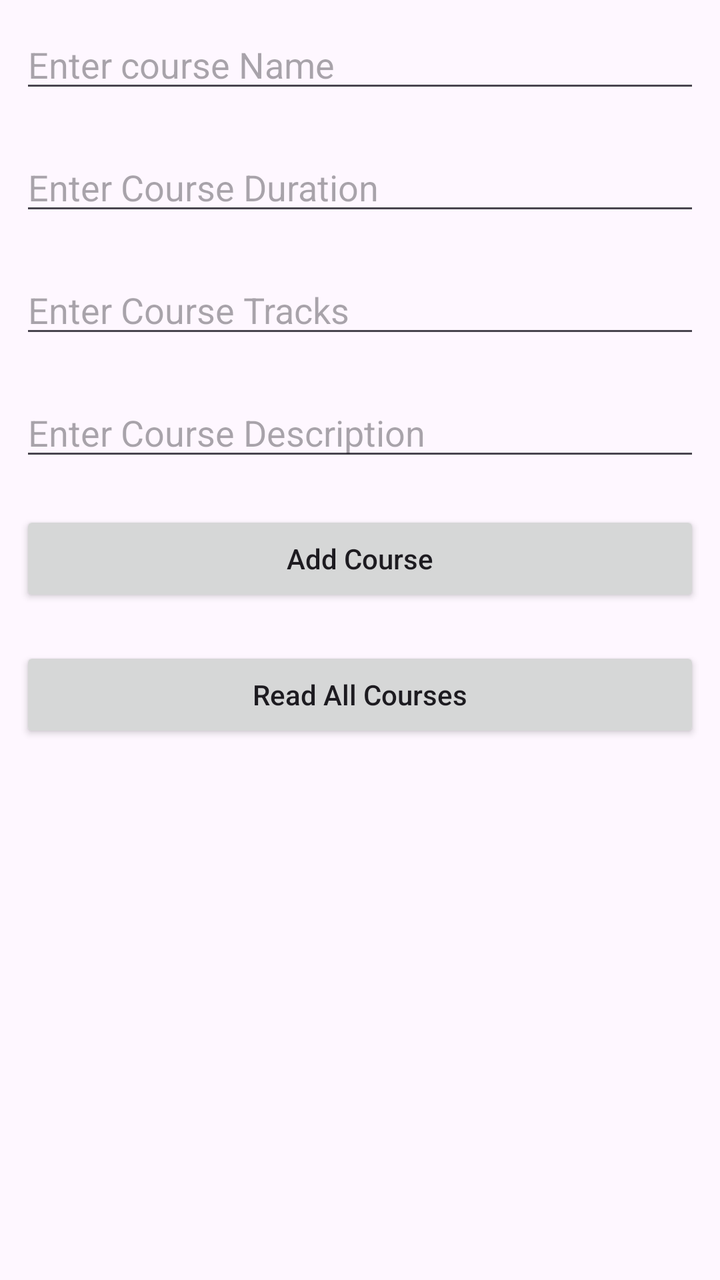
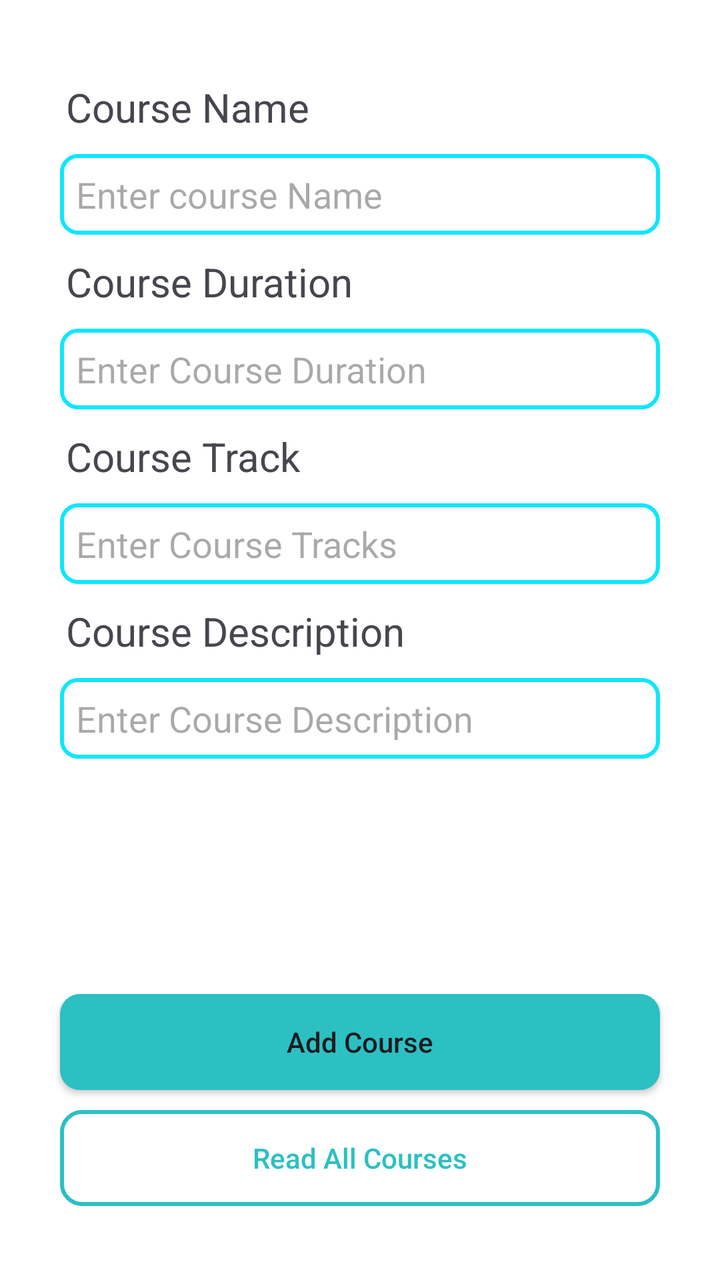

Screens rendered from an Android XML layout before and after an edit, with the pre-edit source and the edit as a unified diff.
<!-- AndroidManifest.xml: application theme Theme.MyApplication -->
<!-- res/layout/activity_main.xml -->
<?xml version="1.0" encoding="utf-8"?>
<LinearLayout
    xmlns:android="http://schemas.android.com/apk/res/android"
    xmlns:tools="http://schemas.android.com/tools"
    android:layout_width="match_parent"
    android:layout_height="match_parent"
    android:orientation="vertical"
    tools:context=".MainActivity">

    
    <EditText
        android:id="@+id/idEdtCourseName"
        android:layout_width="match_parent"
        android:layout_height="wrap_content"
        android:layout_margin="10dp"
        android:hint="Enter course Name" />

    
    <EditText
        android:id="@+id/idEdtCourseDuration"
        android:layout_width="match_parent"
        android:layout_height="wrap_content"
        android:layout_margin="10dp"
        android:hint="Enter Course Duration" />

    
    <EditText
        android:id="@+id/idEdtCourseTracks"
        android:layout_width="match_parent"
        android:layout_height="wrap_content"
        android:layout_margin="10dp"
        android:hint="Enter Course Tracks" />

    
    <EditText
        android:id="@+id/idEdtCourseDescription"
        android:layout_width="match_parent"
        android:layout_height="wrap_content"
        android:layout_margin="10dp"
        android:hint="Enter Course Description" />

    
    <Button
        android:id="@+id/idBtnAddCourse"
        android:layout_width="match_parent"
        android:layout_height="wrap_content"
        android:layout_margin="10dp"
        android:text="Add Course"
        android:textAllCaps="false" />

    
    <Button
        android:id="@+id/idBtnReadCourse"
        android:layout_width="match_parent"
        android:layout_height="wrap_content"
        android:layout_margin="10dp"
        android:text="Read All Courses"
        android:textAllCaps="false" />

</LinearLayout>
<!-- resources referenced by this layout -->
<resources>
  <style name="Theme.MyApplication" parent="Base.Theme.MyApplication" />
  <style name="Base.Theme.MyApplication" parent="Theme.Material3.DayNight.NoActionBar">
          
          
      </style>
</resources>

<!-- the commit's change to res/layout/activity_main.xml (unified diff, before → after) -->
@@ -1,60 +1,130 @@
 <?xml version="1.0" encoding="utf-8"?>
 <LinearLayout
     xmlns:android="http://schemas.android.com/apk/res/android"
+    xmlns:app="http://schemas.android.com/apk/res-auto"
     xmlns:tools="http://schemas.android.com/tools"
     android:layout_width="match_parent"
     android:layout_height="match_parent"
     android:orientation="vertical"
-    tools:context=".MainActivity">
+    tools:context=".MainActivity"
+    android:paddingTop="40dp"
+    android:paddingRight="20dp"
+    android:paddingBottom="20dp"
+    android:paddingLeft="20dp"
+    android:background="@color/white">
 
     
+
+    <TextView
+        android:layout_width="wrap_content"
+        android:layout_height="wrap_content"
+        android:text="@string/label_course_name"
+        android:textSize="20sp"
+        android:layout_marginStart="13dp"/>
+
     <EditText
         android:id="@+id/idEdtCourseName"
         android:layout_width="match_parent"
         android:layout_height="wrap_content"
         android:layout_margin="10dp"
-        android:hint="Enter course Name" />
+        android:hint="Enter course Name"
+        android:background="@drawable/inputborder"
+        />
 
     
+    <TextView
+        android:layout_width="wrap_content"
+        android:layout_height="wrap_content"
+        android:text="@string/label_course_dur"
+        android:textSize="20sp"
+        android:layout_marginStart="13dp"/>
+
     <EditText
         android:id="@+id/idEdtCourseDuration"
         android:layout_width="match_parent"
         android:layout_height="wrap_content"
         android:layout_margin="10dp"
-        android:hint="Enter Course Duration" />
+        android:hint="Enter Course Duration"
+        android:background="@drawable/inputborder"/>
 
     
+    <TextView
+        android:layout_width="wrap_content"
+        android:layout_height="wrap_content"
+        android:text="@string/label_course_tra"
+        android:textSize="20sp"
+        android:layout_marginStart="13dp"/>
+
     <EditText
         android:id="@+id/idEdtCourseTracks"
         android:layout_width="match_parent"
         android:layout_height="wrap_content"
         android:layout_margin="10dp"
-        android:hint="Enter Course Tracks" />
+        android:hint="Enter Course Tracks"
+        android:background="@drawable/inputborder"/>
 
     
+    <TextView
+        android:layout_width="wrap_content"
+        android:layout_height="wrap_content"
+        android:text="@string/label_course_desc"
+        android:textSize="20sp"
+        android:layout_marginStart="13dp"/>
+
     <EditText
         android:id="@+id/idEdtCourseDescription"
         android:layout_width="match_parent"
         android:layout_height="wrap_content"
         android:layout_margin="10dp"
-        android:hint="Enter Course Description" />
+        android:hint="Enter Course Description"
+        android:background="@drawable/inputborder"/>
 
     
-    <Button
-        android:id="@+id/idBtnAddCourse"
+    <androidx.constraintlayout.widget.ConstraintLayout
         android:layout_width="match_parent"
-        android:layout_height="wrap_content"
-        android:layout_margin="10dp"
-        android:text="Add Course"
-        android:textAllCaps="false" />
+        android:layout_height="match_parent"
+        android:orientation="vertical">
 
-    
-    <Button
-        android:id="@+id/idBtnReadCourse"
-        android:layout_width="match_parent"
-        android:layout_height="wrap_content"
-        android:layout_margin="10dp"
-        android:text="Read All Courses"
-        android:textAllCaps="false" />
+        
+
+        <Button
+            android:id="@+id/idBtnAddCourse"
+            android:layout_width="match_parent"
+            android:layout_height="wrap_content"
+            android:layout_margin="10dp"
+            android:text="Add Course"
+            android:textAllCaps="false"
+            app:layout_constraintBottom_toBottomOf="parent"
+            app:layout_constraintEnd_toEndOf="parent"
+            app:layout_constraintStart_toStartOf="parent"
+            app:layout_constraintTop_toTopOf="parent"
+            app:layout_constraintVertical_bias="0.6"
+            android:background="@drawable/main_btn"
+
+            android:backgroundTint="@null"
+            app:backgroundTint="@null"
+            />
+
+        <Button
+            android:id="@+id/idBtnReadCourse"
+            android:layout_width="match_parent"
+            android:layout_height="wrap_content"
+            android:layout_margin="10dp"
+            android:layout_marginTop="109dp"
+            android:text="Read All Courses"
+            android:textAllCaps="false"
+            android:textColor="@color/skyb"
+            app:layout_constraintBottom_toBottomOf="parent"
+            app:layout_constraintEnd_toEndOf="parent"
+            app:layout_constraintStart_toStartOf="parent"
+            app:layout_constraintTop_toBottomOf="@+id/idBtnAddCourse"
+            app:layout_constraintVertical_bias="0.0"
+            android:background="@drawable/sec_btn"
+
+            android:backgroundTint="@null"
+            app:backgroundTint="@null"
+            />
+
+    </androidx.constraintlayout.widget.ConstraintLayout>
 
 </LinearLayout>
<!-- resource entries referenced after the edit -->
@@ -1,5 +1,56 @@
 <!-- resources referenced by this layout -->
 <resources>
+  <color name="skyb">#2cc0c2</color>
+  <color name="white">#FFFFFFFF</color>
+  <!-- drawable inputborder (drawable) -->
+  <shape xmlns:android="http://schemas.android.com/apk/res/android"
+      android:shape="rectangle">
+  
+      
+      <stroke
+          android:width="2dp"
+          android:color="#0ee6ff" /> 
+  
+      
+      <solid android:color="#FFFFFF" />
+  
+      
+      <corners android:radius="8dp" />
+  
+      
+      <padding
+          android:left="8dp"
+          android:top="8dp"
+          android:right="8dp"
+          android:bottom="8dp" />
+  </shape>
+  <!-- drawable main_btn (drawable) -->
+  <?xml version="1.0" encoding="utf-8"?>
+  <shape xmlns:android="http://schemas.android.com/apk/res/android"
+      android:shape="rectangle">
+  
+      <solid android:color="@color/skyb" />
+  
+      
+      <corners android:radius="10dp" />
+  
+  </shape>
+  <!-- drawable sec_btn (drawable) -->
+  <?xml version="1.0" encoding="utf-8"?>
+  <shape xmlns:android="http://schemas.android.com/apk/res/android"
+      android:shape="rectangle">
+  
+      <stroke
+          android:width="2dp"
+          android:color="@color/skyb" />
+  
+      <corners android:radius="10dp" />
+  
+  </shape>
+  <string name="label_course_desc">Course Description</string>
+  <string name="label_course_dur">Course Duration</string>
+  <string name="label_course_name">Course Name</string>
+  <string name="label_course_tra">Course Track</string>
   <style name="Theme.MyApplication" parent="Base.Theme.MyApplication" />
   <style name="Base.Theme.MyApplication" parent="Theme.Material3.DayNight.NoActionBar">
           
